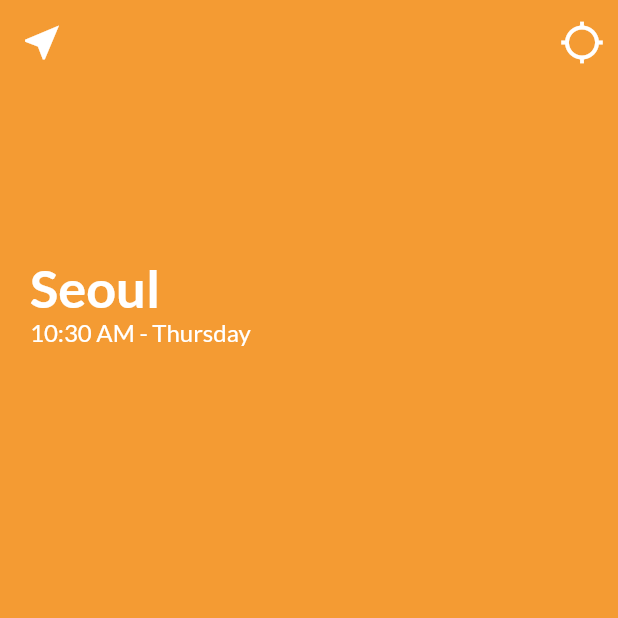
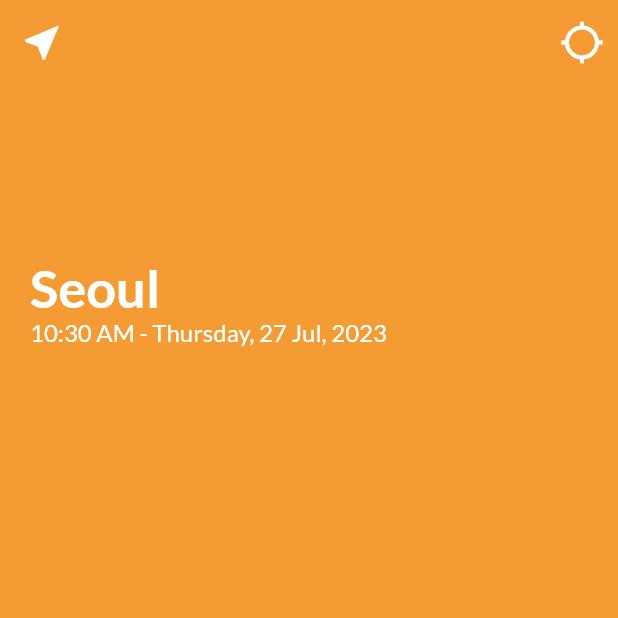
Before and after one commit to NalaJang/flutter_study, a Flutter app: the WeatherScreenState screen opened directly, on a phone screen of 412 x 824 dp, the top half of it. Run offline on Flutter 3.47's test engine with Material 2 defaults, Android fonts, the phone set to English and light mode, and no system bars; our stand-ins replace flutter_svg, geolocator, google_fonts, timer_builder; network calls fail; statements that could not run were skipped.

Commit message:
ADd:날짜 추가

```diff
--- a/weather_app/lib/screens/weather_screen.dart
+++ b/weather_app/lib/screens/weather_screen.dart
@@ -106,7 +106,14 @@ class _WeatherScreenStateState extends State<WeatherScreenState> {
                           },
                       ),
                       Text(
-                        DateFormat(' - EEEE').format(date),
+                        DateFormat(' - EEEE, ').format(date),
+                        style: GoogleFonts.lato(
+                            fontSize: 16.0,
+                            color: Colors.white
+                        ),
+                      ),
+                      Text(
+                        DateFormat('d MMM, yyy').format(date),
                         style: GoogleFonts.lato(
                             fontSize: 16.0,
                             color: Colors.white
```
